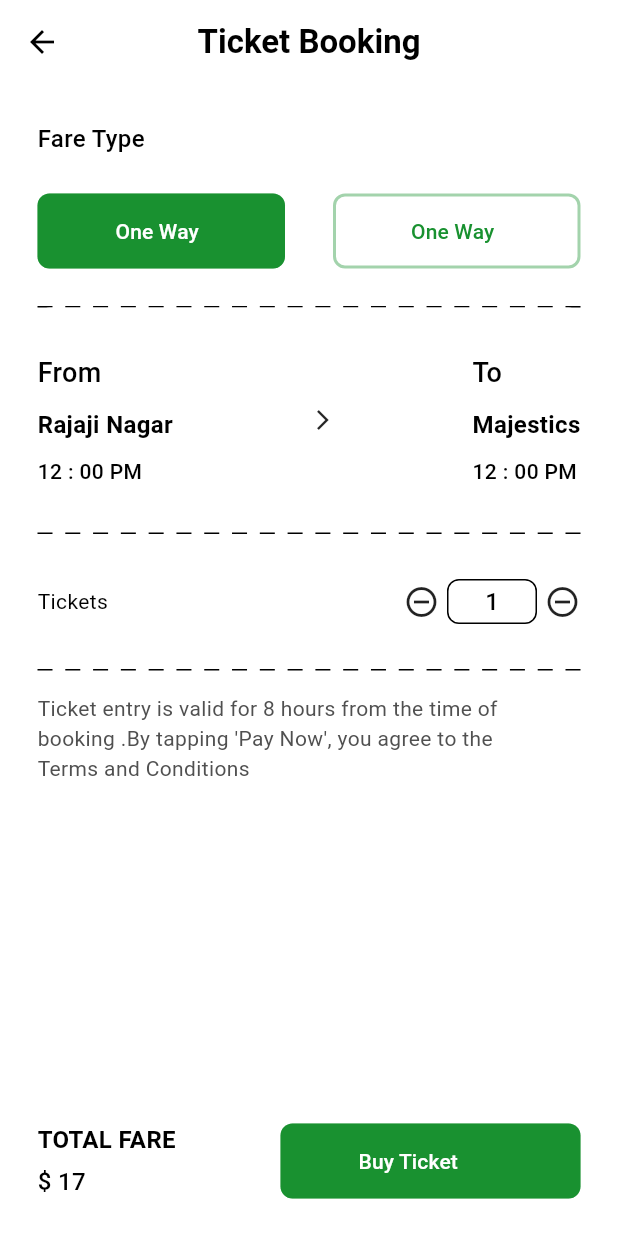
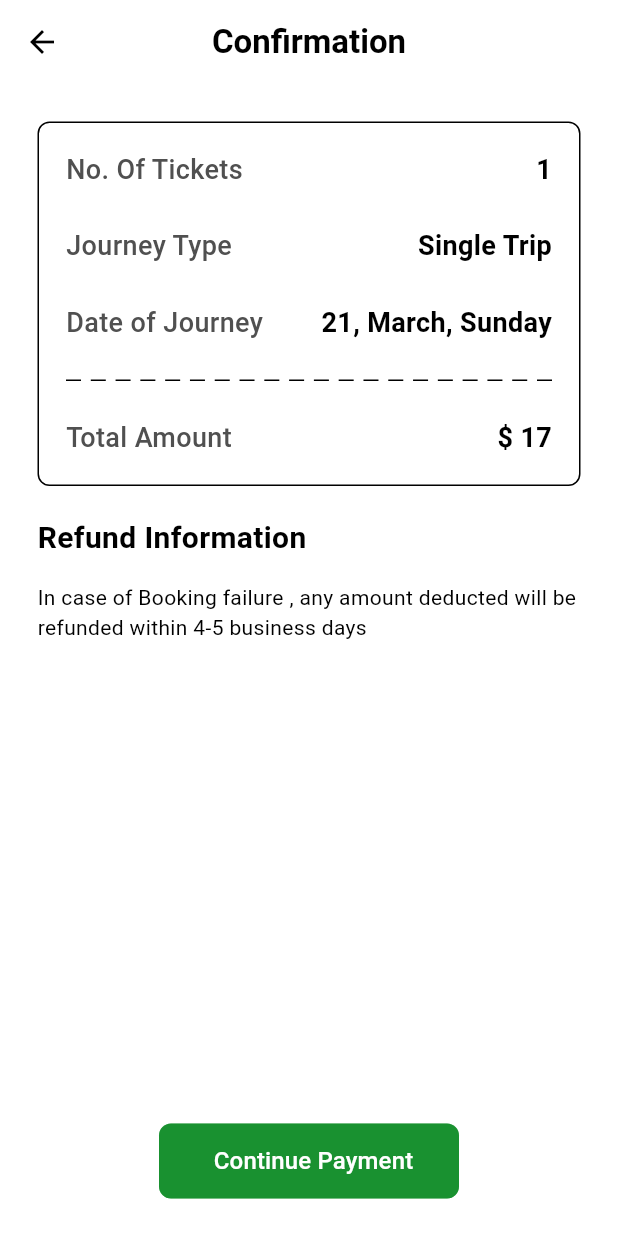
Before and after one commit to sarveshshingare/namma_metro, a Flutter app: the buyTickets screen opened directly, after a tap on "Buy Ticket", on a phone screen of 412 x 824 dp. Run offline on Flutter 3.47's test engine with Material 3 defaults, Android fonts, the phone set to English and light mode, and no system bars; our stand-ins replace flutter_otp_text_field, otp_text_field, smooth_page_indicator.

Commit message:
payment method

```diff
--- /dev/null
+++ b/lib/components/confirmationTicket.dart
@@ -0,0 +1,91 @@
+// ignore_for_file: prefer_const_constructors
+
+import 'package:flutter/material.dart';
+import 'package:namma_metro/components/myseprator.dart';
+
+class ConfirmationTicket extends StatelessWidget {
+  const ConfirmationTicket({Key? key}) : super(key: key);
+
+  @override
+  Widget build(BuildContext context) {
+    return Container(
+      padding: EdgeInsets.all(18),
+      width: MediaQuery.of(context).size.width,
+      decoration: BoxDecoration(
+          border: Border.all(width: 1), borderRadius: BorderRadius.circular(8)),
+      child: Column(
+        children: [
+          Row(
+            mainAxisAlignment: MainAxisAlignment.spaceBetween,
+            children: [
+              Text(
+                "No. Of Tickets",
+                style: TextStyle(
+                    fontSize: 18,
+                    fontWeight: FontWeight.w500,
+                    color: Theme.of(context).colorScheme.primary),
+              ),
+              Text("1",
+                  style: TextStyle(fontSize: 18, fontWeight: FontWeight.bold)),
+            ],
+          ),
+          SizedBox(
+            height: 25,
+          ),
+          Row(
+            mainAxisAlignment: MainAxisAlignment.spaceBetween,
+            children: [
+              Text(
+                "Journey Type",
+                style: TextStyle(
+                    fontSize: 18,
+                    fontWeight: FontWeight.w500,
+                    color: Theme.of(context).colorScheme.primary),
+              ),
+              Text("Single Trip",
+                  style: TextStyle(fontSize: 18, fontWeight: FontWeight.bold)),
+            ],
+          ),
+          SizedBox(
+            height: 25,
+          ),
+          Row(
+            mainAxisAlignment: MainAxisAlignment.spaceBetween,
+            children: [
+              Text(
+                "Date of Journey",
+                style: TextStyle(
+                    fontSize: 18,
+                    fontWeight: FontWeight.w500,
+                    color: Theme.of(context).colorScheme.primary),
+              ),
+              Text("21, March, Sunday",
+                  style: TextStyle(fontSize: 18, fontWeight: FontWeight.bold)),
+            ],
+          ),
+          SizedBox(
+            height: 25,
+          ),
+          Myseprator(),
+          SizedBox(
+            height: 25,
+          ),
+          Row(
+            mainAxisAlignment: MainAxisAlignment.spaceBetween,
+            children: [
+              Text(
+                "Total Amount",
+                style: TextStyle(
+                    fontSize: 18,
+                    fontWeight: FontWeight.w500,
+                    color: Theme.of(context).colorScheme.primary),
+              ),
+              Text("\$ 17",
+                  style: TextStyle(fontSize: 18, fontWeight: FontWeight.bold)),
+            ],
+          ),
+        ],
+      ),
+    );
+  }
+}
--- a/lib/components/verificationButton.dart
+++ b/lib/components/verificationButton.dart
@@ -1,4 +1,4 @@
-// ignore_for_file: prefer_const_constructors
+// ignore_for_file: prefer_const_constructors, prefer_const_literals_to_create_immutables
 
 import 'package:flutter/material.dart';
 
@@ -9,6 +9,8 @@ class VerificationButton extends StatelessWidget {
   final Color bgcolor;
   final Color fgcolor;
   final IconData? myicon;
+  final bool isIcon;
+  final bool isoneSidedPadding;
   const VerificationButton(
       {Key? key,
       required this.widget,
@@ -16,13 +18,17 @@ class VerificationButton extends StatelessWidget {
       required this.width,
       required this.bgcolor,
       required this.fgcolor,
-      this.myicon})
+      this.myicon,
+      required this.isIcon,
+      required this.isoneSidedPadding})
       : super(key: key);
 
   @override
   Widget build(BuildContext context) {
     return Padding(
-      padding: const EdgeInsets.symmetric(vertical: 25.0),
+      padding: isoneSidedPadding
+          ? const EdgeInsets.only(bottom: 25.0)
+          : const EdgeInsets.symmetric(vertical: 25.0),
       child: SizedBox(
         height: 50,
         width: width,
@@ -51,12 +57,29 @@ class VerificationButton extends StatelessWidget {
             ),
           ),
           child: Row(
+            mainAxisAlignment: MainAxisAlignment.center,
             children: [
-              Icon(myicon),
-              SizedBox(
-                width: 10,
-              ),
-              Text(buttonText),
+              isIcon
+                  ? Row(
+                      children: [
+                        Icon(myicon),
+                        SizedBox(
+                          width: 10,
+                        ),
+                        Text(buttonText),
+                      ],
+                    )
+                  : Row(
+                      children: [
+                        SizedBox(
+                          width: 10,
+                        ),
+                        Text(
+                          buttonText,
+                          style: TextStyle(fontSize: 16),
+                        ),
+                      ],
+                    ),
             ],
           ),
         ),
--- a/lib/pages/homescreen/homeScreen.dart
+++ b/lib/pages/homescreen/homeScreen.dart
@@ -112,17 +112,17 @@ class _HomeScreenState extends State<HomeScreen> {
                         buttonText: "Check Trains",
                         width: MediaQuery.of(context).size.width * 0.4,
                         bgcolor: Theme.of(context).colorScheme.primaryContainer,
-                        fgcolor: Theme.of(context).colorScheme.background),
+                        fgcolor: Theme.of(context).colorScheme.background, isIcon: true, isoneSidedPadding: false,),
                     SizedBox(
                       width: 10,
                     ),
                     VerificationButton(
                         widget: HomeScreen(),
                         buttonText: "Check Trains",
-                        width: MediaQuery.of(context).size.width * 0.4,
+                        width: MediaQuery.of(context).size.width * 0.4,isoneSidedPadding: false,
                         bgcolor: Theme.of(context).colorScheme.background,
                         fgcolor:
-                            Theme.of(context).colorScheme.primaryContainer),
+                            Theme.of(context).colorScheme.primaryContainer, isIcon: false,),
                   ],
                 ),
               ),
--- a/lib/pages/mobileVerification/getOtpScreen.dart
+++ b/lib/pages/mobileVerification/getOtpScreen.dart
@@ -45,10 +45,10 @@ class MobileVerificationScreen extends StatelessWidget {
               padding: const EdgeInsets.symmetric(horizontal: 25.0),
               child: VerificationButton(
                 widget: VerifyOtpScreen(),
-                buttonText: "Get OTP",
+                buttonText: "Get OTP",isoneSidedPadding: false,
                 width: double.infinity,
                 bgcolor: Theme.of(context).colorScheme.primaryContainer,
-                fgcolor: Theme.of(context).colorScheme.background,
+                fgcolor: Theme.of(context).colorScheme.background, isIcon: false,
               ),
             )
           ],
--- a/lib/pages/mobileVerification/register.dart
+++ b/lib/pages/mobileVerification/register.dart
@@ -62,6 +62,7 @@ class Register extends StatelessWidget {
                   widget: HomeScreen(),
                   buttonText: "Save",
                   width: 150,
+                  isIcon: false,isoneSidedPadding: false,
                   bgcolor: Theme.of(context).colorScheme.primaryContainer,
                   fgcolor: Theme.of(context).colorScheme.background,
                 ),
@@ -70,6 +71,7 @@ class Register extends StatelessWidget {
                 ),
                 VerificationButton(
                   widget: HomeScreen(),
+                  isIcon: false,isoneSidedPadding: false,
                   buttonText: "Close",
                   width: 150,
                   bgcolor: Theme.of(context).colorScheme.background,
--- a/lib/pages/mobileVerification/verifyOtpScreen.dart
+++ b/lib/pages/mobileVerification/verifyOtpScreen.dart
@@ -65,9 +65,9 @@ class VerifyOtpScreen extends StatelessWidget {
             Padding(
               padding: const EdgeInsets.symmetric(horizontal: 25.0),
               child: VerificationButton(
-                widget: Register(),
+                widget: Register(),isIcon: false,
                 buttonText: "Verify",
-                width: double.infinity,
+                width: double.infinity,isoneSidedPadding: false,
                 bgcolor: Theme.of(context).colorScheme.primaryContainer,
                 fgcolor: Theme.of(context).colorScheme.background,
               ),
--- a/lib/pages/ticketBooking/buyTickets.dart
+++ b/lib/pages/ticketBooking/buyTickets.dart
@@ -5,6 +5,7 @@ import 'package:namma_metro/components/checkTrains.dart';
 import 'package:namma_metro/components/fromTo.dart';
 import 'package:namma_metro/components/normalElevatedButton.dart';
 import 'package:namma_metro/components/verificationButton.dart';
+import 'package:namma_metro/pages/ticketBooking/confirmation.dart';
 import 'package:namma_metro/pages/ticketBooking/ticketBooking.dart';
 
 class buyTickets extends StatelessWidget {
@@ -145,9 +146,9 @@ class buyTickets extends StatelessWidget {
               ),
             ),
             VerificationButton(
-                widget: ticketBooking(),
+                widget: confirmation(),isIcon: false,
                 buttonText: "Buy Ticket ",
-                width: 200,
+                width: 200,isoneSidedPadding: false,
                 bgcolor: Theme.of(context).colorScheme.primaryContainer,
                 fgcolor: Theme.of(context).colorScheme.background)
           ],
--- /dev/null
+++ b/lib/pages/ticketBooking/confirmation.dart
@@ -0,0 +1,71 @@
+// ignore_for_file: prefer_const_constructors, prefer_const_literals_to_create_immutables
+
+import 'package:flutter/material.dart';
+import 'package:namma_metro/components/confirmationTicket.dart';
+import 'package:namma_metro/components/verificationButton.dart';
+import 'package:namma_metro/pages/ticketBooking/paymentMethod.dart';
+import 'package:namma_metro/pages/ticketBooking/ticketBooking.dart';
+
+class confirmation extends StatelessWidget {
+  const confirmation({Key? key}) : super(key: key);
+
+  @override
+  Widget build(BuildContext context) {
+    return Scaffold(
+      backgroundColor: Theme.of(context).colorScheme.background,
+      appBar: AppBar(
+        leading: Icon(Icons.arrow_back),
+        elevation: 0,
+        title: Text(
+          "Confirmation",
+          style: TextStyle(fontWeight: FontWeight.bold),
+        ),
+        centerTitle: true,
+        backgroundColor: Theme.of(context).colorScheme.background,
+        foregroundColor: Colors.black,
+      ),
+      body: SafeArea(
+        child: Column(
+          children: [
+            Expanded(
+              child: SingleChildScrollView(
+                child: Padding(
+                  padding: EdgeInsets.all(25),
+                  child: Column(
+                    crossAxisAlignment: CrossAxisAlignment.start,
+                    children: [
+                      ConfirmationTicket(),
+                      SizedBox(
+                        height: 20,
+                      ),
+                      Text(
+                        "Refund Information",
+                        style: TextStyle(
+                            fontSize: 20, fontWeight: FontWeight.bold),
+                      ),
+                      SizedBox(
+                        height: 15,
+                      ),
+                      Text(
+                        "In case of Booking failure , any amount deducted will be refunded within 4-5 business days",
+                      )
+                    ],
+                  ),
+                ),
+              ),
+            ),
+            VerificationButton(
+                myicon: Icons.paypal,
+                widget: paymentMethod(),
+                isIcon: false,
+                buttonText: "Continue Payment ",
+                width: 200,
+                isoneSidedPadding: false,
+                bgcolor: Theme.of(context).colorScheme.primaryContainer,
+                fgcolor: Theme.of(context).colorScheme.background)
+          ],
+        ),
+      ),
+    );
+  }
+}
--- a/lib/pages/ticketBooking/ticketBooking.dart
+++ b/lib/pages/ticketBooking/ticketBooking.dart
@@ -45,7 +45,7 @@ class ticketBooking extends StatelessWidget {
                         children: [
                           VerificationButton(
                               widget: ticketBooking(),
-                              buttonText: "One Way",
+                              buttonText: "One Way",isIcon: false,isoneSidedPadding: false,
                               width: 165,
                               bgcolor: Theme.of(context)
                                   .colorScheme
@@ -54,7 +54,7 @@ class ticketBooking extends StatelessWidget {
                                   Theme.of(context).colorScheme.background),
                           VerificationButton(
                               widget: ticketBooking(),
-                              buttonText: "One Way",
+                              buttonText: "One Way",isIcon: false,isoneSidedPadding: false,
                               width: 165,
                               bgcolor: Theme.of(context).colorScheme.background,
                               fgcolor: Theme.of(context)
@@ -145,8 +145,9 @@ class ticketBooking extends StatelessWidget {
                     ],
                   ),
                   VerificationButton(
+                    isIcon: false,
                       widget: ticketBooking(),
-                      buttonText: "Buy Ticket ",
+                      buttonText: "Buy Ticket ",isoneSidedPadding: false,
                       width: 200,
                       bgcolor: Theme.of(context).colorScheme.primaryContainer,
                       fgcolor: Theme.of(context).colorScheme.background),
--- a/lib/pages/trains/trains.dart
+++ b/lib/pages/trains/trains.dart
@@ -41,7 +41,8 @@ class Trains extends StatelessWidget {
                 VerificationButton(
                     myicon: Icons.calendar_month_outlined,
                     widget: Trains(),
-                    buttonText: "21/03/2024",
+                    buttonText: "21/03/2024",isoneSidedPadding: false,
+                    isIcon: false,
                     width: 150,
                     bgcolor: Theme.of(context).colorScheme.primaryContainer,
                     fgcolor: Theme.of(context).colorScheme.background),
@@ -50,7 +51,8 @@ class Trains extends StatelessWidget {
                 ),
                 VerificationButton(
                     myicon: Icons.timer_outlined,
-                    widget: Trains(),
+                    widget: Trains(),isoneSidedPadding: false,
+                    isIcon: true,
                     buttonText: "11 : 52 AM",
                     width: 150,
                     bgcolor: Theme.of(context).colorScheme.background,
```
Also changed, not shown: lib/pages/ticketBooking/paymentMethod.dart (added, +109 -0 lines).
